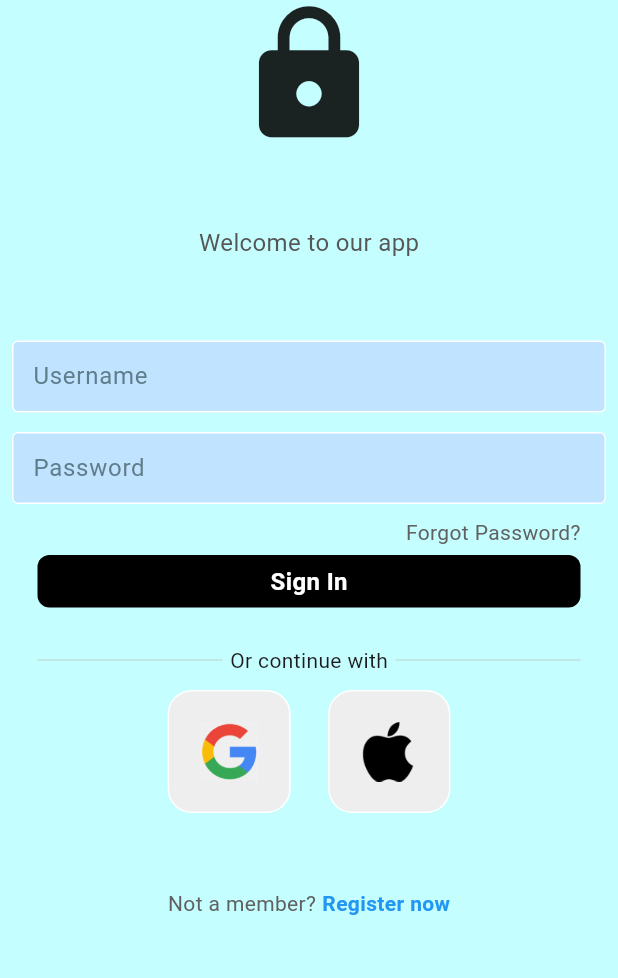
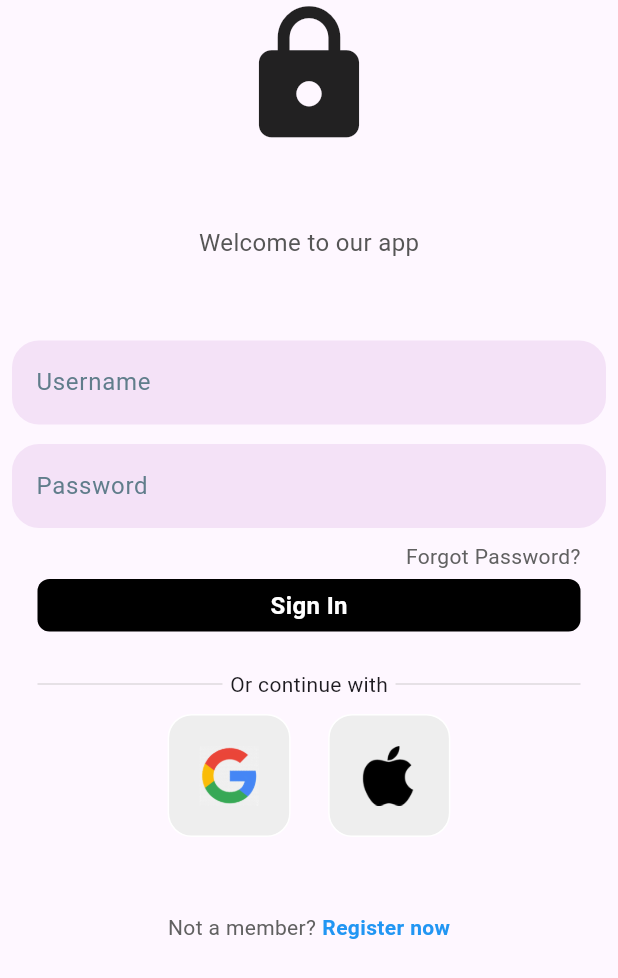
Before and after one commit to clipici-gabriela/cyber_safeguard, a Flutter app: the screen it shows after launch, on a phone screen of 412 x 824 dp. Shown: the top 978 px of the screen. Run offline on Flutter 3.47's test engine with Material 3 defaults, Android fonts, the phone set to English and light mode, and no system bars; our stand-ins replace cloud_firestore, firebase_auth, firebase_core; accounts and stored records are empty.

Commit message:
Adding styling

```diff
--- a/lib/registration_screens/login_screen.dart
+++ b/lib/registration_screens/login_screen.dart
@@ -49,7 +49,7 @@ class _LoginPageState extends State<LoginScreen> {
   Widget build(BuildContext context) {
     return Scaffold(
       resizeToAvoidBottomInset: true,
-      backgroundColor: const Color.fromARGB(255, 196, 254, 254),
+      // backgroundColor: const Color.fromARGB(255, 196, 254, 254),
       body: SafeArea(
         child: SingleChildScrollView(
           child: Column(
--- a/lib/widgets/text_field.dart
+++ b/lib/widgets/text_field.dart
@@ -27,17 +27,21 @@ class CustomTextField extends StatelessWidget {
                 : TextInputType.text,
         obscureText: obscureText,
         decoration: InputDecoration(
-          contentPadding: const EdgeInsets.symmetric(vertical: 10.0, horizontal: 10.0),
-            enabledBorder: const OutlineInputBorder(
-              borderSide: BorderSide(color: Colors.white),
-            ),
-            focusedBorder: OutlineInputBorder(
-              borderSide: BorderSide(color: Colors.blue.shade200),
-            ),
-            fillColor: const Color.fromARGB(255, 192, 227, 255),
-            filled: true,
-            hintText: hintText,
-            hintStyle: const TextStyle(color: Colors.blueGrey)),
+          // contentPadding: const EdgeInsets.symmetric(vertical: 10.0, horizontal: 10.0),
+          //   enabledBorder: const OutlineInputBorder(
+          //     borderSide: BorderSide(color: Colors.white),
+          //   ),
+          //   focusedBorder: OutlineInputBorder(
+          //     borderSide: BorderSide(color: Colors.blue.shade200),
+          //   ),
+          border: OutlineInputBorder(
+              borderRadius: BorderRadius.circular(18),
+              borderSide: BorderSide.none),
+          fillColor: Colors.purple.withOpacity(0.1),
+          filled: true,
+          hintText: hintText,
+          hintStyle: const TextStyle(color: Colors.blueGrey),
+        ),
       ),
     );
   }
```
